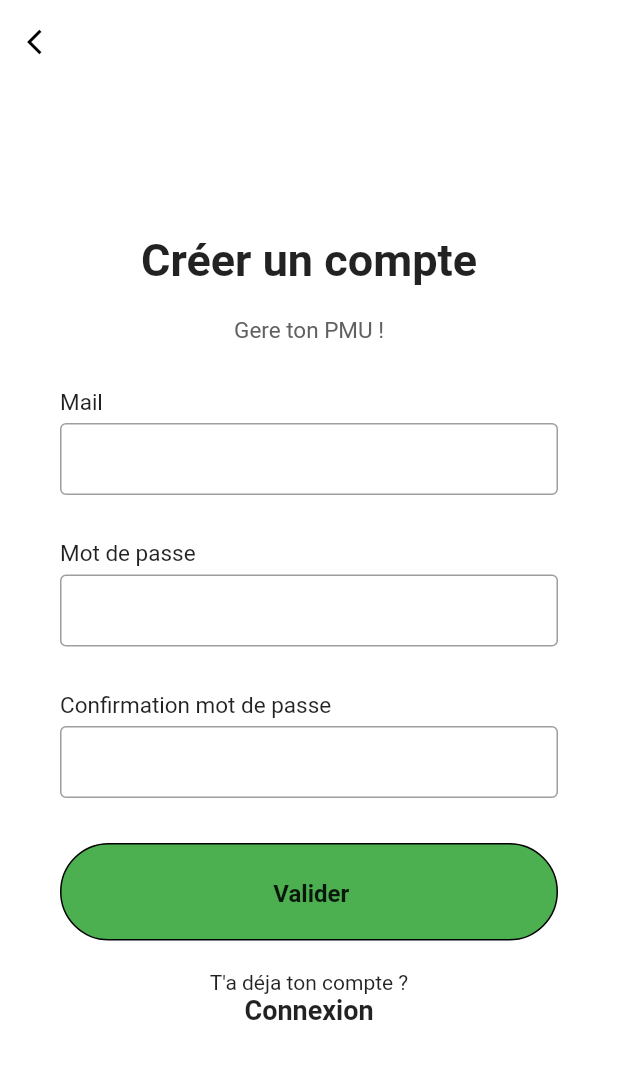
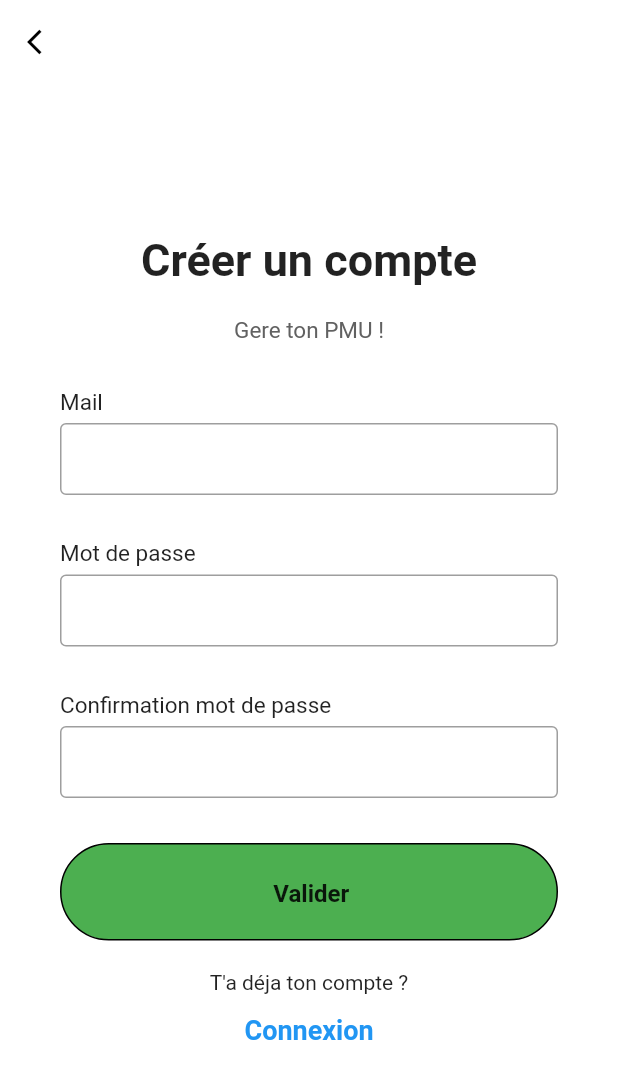
Before and after one commit to walidhaddoury/App-Flutter, a Flutter app: the Register screen opened by its route, on a phone screen of 412 x 824 dp. Shown: the top 1079 px of the screen. Run offline on Flutter 3.47's test engine with Material 2 defaults, Android fonts, the phone set to English and light mode, and no system bars; missing offline and left inert: flutter_calendar_widget, mongo_dart.

Commit message:
modif register

```diff
--- a/lib/UserModel/register.dart
+++ b/lib/UserModel/register.dart
@@ -1,6 +1,7 @@
 import 'package:flutter/material.dart';
 import 'package:flutter/services.dart';
 import 'package:projet_flutter_pmu/UserModel/UserProfil.dart';
+import 'package:projet_flutter_pmu/UserModel/login.dart';
 
 import '../Database/mongodb.dart';
 import '../NavBar.dart';
@@ -128,13 +129,22 @@ class _RegisterState extends State<Register> {
                     ),
                     Column(
                       mainAxisAlignment: MainAxisAlignment.center,
-                      children: const [
+                      children: [
                         Text("T'a déja ton compte ?"),
-                        Text(
-                          "Connexion",
-                          style: TextStyle(
-                              fontWeight: FontWeight.w600, fontSize: 18),
+                        TextButton(
+                          onPressed: () {
+                            Navigator.push(
+                                context,
+                                MaterialPageRoute(
+                                    builder: (BuildContext) => Login()));
+                          },
+                          child: Text(
+                            "Connexion",
+                            style: TextStyle(
+                                fontWeight: FontWeight.w600, fontSize: 18),
+                          ),
                         ),
+
                       ],
                     )
                   ],
```
